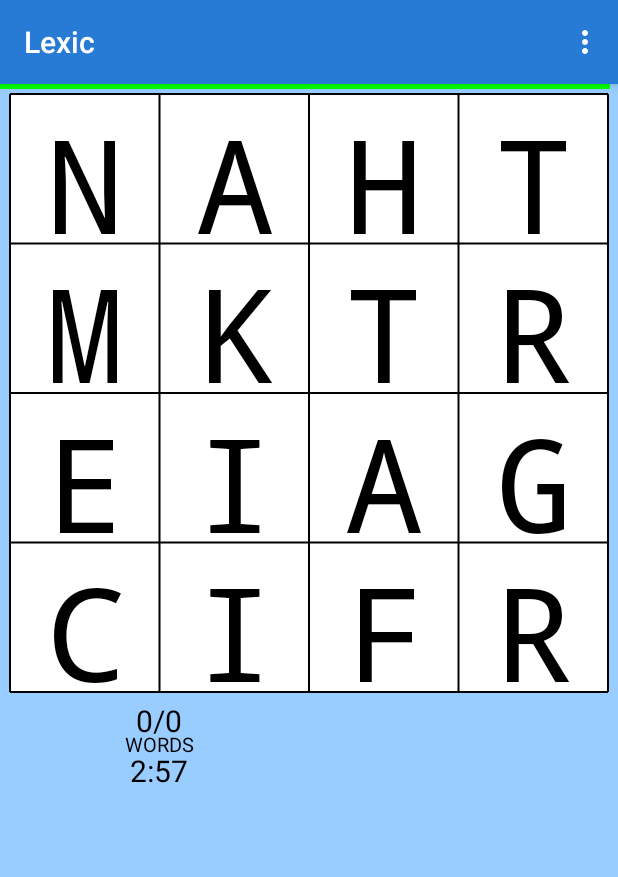
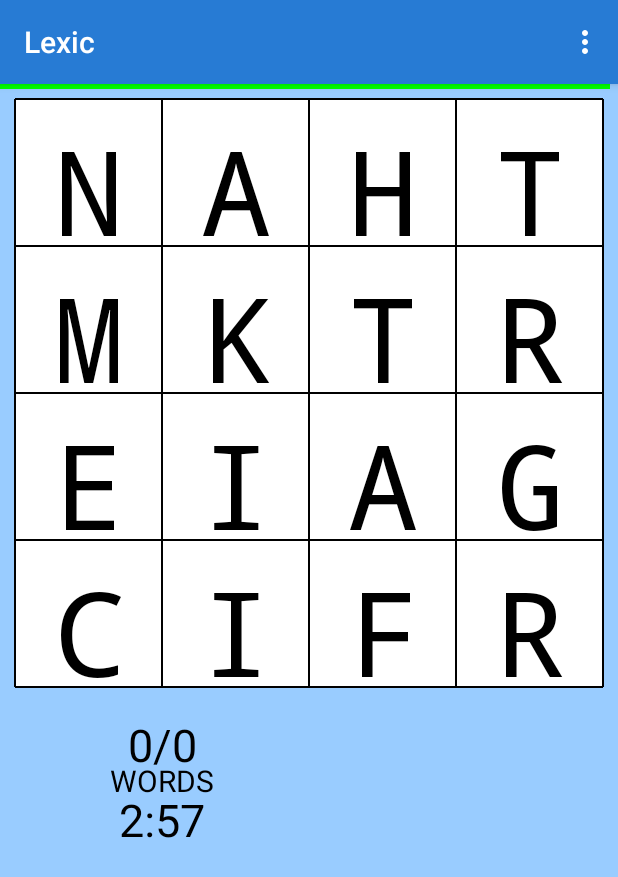
Before and after one commit to lexica/lexica, an Android app: the screen it shows after launch (PlayLexic), after a tap on "NEW GAME", on a phone screen of 412 x 824 dp. Shown: the top 877 px of the screen. Run offline under Robolectric (Android 15) with nearby library versions, the light colour scheme and no system bars; pictures from the network do not load.

Commit message:
Rendering game using devince independent pixel sizes.

```diff
--- a/app/src/main/java/net/healeys/lexic/PlayLexic.java
+++ b/app/src/main/java/net/healeys/lexic/PlayLexic.java
@@ -37,13 +37,10 @@ public class PlayLexic extends Activity implements Synchronizer.Finalizer {
 	private Synchronizer synch;
 	private Game game;
 
-	/** Called when the activity is first created. */
-    @Override
-    public void onCreate(Bundle savedInstanceState) {
-     	super.onCreate(savedInstanceState);
-		Log.d(TAG,"onCreate");
+	@Override
+	public void onCreate(Bundle savedInstanceState) {
+		super.onCreate(savedInstanceState);
 		if(savedInstanceState != null) {
-			Log.d(TAG,"restoring instance state");
 			try {
 				restoreGame(savedInstanceState);
 			} catch (Exception e) {
@@ -55,15 +52,10 @@ public class PlayLexic extends Activity implements Synchronizer.Finalizer {
 			String action = getIntent().getAction();
 			switch (action) {
 				case "net.healeys.lexic.action.RESTORE_GAME":
-					Log.d(TAG, "restoring game");
 					restoreGame();
 					break;
 				case "net.healeys.lexic.action.NEW_GAME":
-					Log.d(TAG, "starting new game");
 					newGame();
-					break;
-				default:
-					Log.d(TAG, "Whoa there, friend!");
 					break;
 			}
 		} catch (Exception e) {
@@ -73,17 +65,13 @@ public class PlayLexic extends Activity implements Synchronizer.Finalizer {
 
 	@Override
 	public boolean onCreateOptionsMenu(Menu menu) {
-		// Log.d(TAG,"onCreateOptionsMenu");
 		MenuInflater inflater = getMenuInflater();
 		inflater.inflate(R.menu.game_menu, menu);
-
 		return true;
 	}
 
 	@Override
 	public boolean onOptionsItemSelected(MenuItem item) {
-		// Log.d(TAG,"onOptionsItemSelected");
-
 		switch(item.getItemId()) {
 			case R.id.rotate:
 				game.rotateBoard();
@@ -106,10 +94,8 @@ public class PlayLexic extends Activity implements Synchronizer.Finalizer {
 
 	private void newGame() {
 		game = new Game(this);
-		Log.d(TAG,"created game");
 
 		LexicView lv = new LexicView(this,game);
-		Log.d(TAG,"created view="+lv);
 
 		if(synch != null) {
 			synch.abort();
@@ -125,19 +111,12 @@ public class PlayLexic extends Activity implements Synchronizer.Finalizer {
 		setContentView(lv,lp);
 		lv.setKeepScreenOn(true);
 		lv.setFocusableInTouchMode(true);
-
-		// Log.d(TAG,"set view");
-		// Log.d(TAG,"newGame ends");
 	}
 
 	private void restoreGame() {
-		SharedPreferences prefs = getSharedPreferences("prefs_game_file",
-			MODE_PRIVATE);
-
+		SharedPreferences prefs = getSharedPreferences("prefs_game_file",MODE_PRIVATE);
 		clearSavedGame();
-
 		game = new Game(this,prefs);
-
 		restoreGame(game);
 	}
 
@@ -148,11 +127,7 @@ public class PlayLexic extends Activity implements Synchronizer.Finalizer {
 	}
 
 	private void restoreGame(Game game) {
-
-		Log.d(TAG,"restored game");
-
 		LexicView lv = new LexicView(this,game);
-		Log.d(TAG,"created view="+lv);
 
 		if(synch != null) {
 			synch.abort();
@@ -168,17 +143,11 @@ public class PlayLexic extends Activity implements Synchronizer.Finalizer {
 		setContentView(lv,lp);
 		lv.setKeepScreenOn(true);
 		lv.setFocusableInTouchMode(true);
-
-		// Log.d(TAG,"set view");
-
-		// Log.d(TAG,"restoreGame ends");
 	}
 
 	private void saveGame() {
 		if(game.getStatus() == Game.GameStatus.GAME_RUNNING) {
-			// Log.d(TAG,"Saving");
-			SharedPreferences prefs = getSharedPreferences(
-					"prefs_game_file", MODE_PRIVATE);
+			SharedPreferences prefs = getSharedPreferences("prefs_game_file", MODE_PRIVATE);
 			game.pause();
 
 			SharedPreferences.Editor preferenceEditor = prefs.edit();
@@ -190,7 +159,6 @@ public class PlayLexic extends Activity implements Synchronizer.Finalizer {
 
 	private void saveGame(Bundle state) {
 		if(game.getStatus() == Game.GameStatus.GAME_RUNNING) {
-			// Log.d(TAG,"Saving");
 			game.pause();
 			game.save(state);
 		}
@@ -198,33 +166,27 @@ public class PlayLexic extends Activity implements Synchronizer.Finalizer {
 
 	public void onPause() {
 		super.onPause();
-		Log.d(TAG,"Pausing");
 		synch.abort();
 		saveGame();
 	}
 
 	public void onResume() {
 		super.onResume();
-		Log.d(TAG,"onResume:"+game+","+synch);
 		if(game == null) newGame();
 
 		switch(game.getStatus()) {
 			case GAME_STARTING:
-				Log.d(TAG,"onResume: GAME_STARTING");
 				game.start();
 				synch.start();
 			break;
 			case GAME_PAUSED:
-				Log.d(TAG,"onResume: GAME_PAUSED");
 				game.unpause();
 				synch.start();
 			break;
 			case GAME_FINISHED:
-				Log.d(TAG,"onResume: GAME_FINISHED");
 				score();
 			break;
 		}
-		Log.d(TAG,"onResume finished");
 	}
 
 	public void doFinalEvent() {
@@ -232,8 +194,7 @@ public class PlayLexic extends Activity implements Synchronizer.Finalizer {
 	}
 
 	private void clearSavedGame() {
-		SharedPreferences prefs = getSharedPreferences("prefs_game_file",
-			MODE_PRIVATE);
+		SharedPreferences prefs = getSharedPreferences("prefs_game_file",MODE_PRIVATE);
 
 		SharedPreferences.Editor editor = prefs.edit();
 		editor.putBoolean("activeGame",false);
@@ -242,8 +203,6 @@ public class PlayLexic extends Activity implements Synchronizer.Finalizer {
 	}
 
 	private void score() {
-		// Log.d(TAG,"Finishing");
-
 		synch.abort();
 		clearSavedGame();
 
@@ -258,20 +217,9 @@ public class PlayLexic extends Activity implements Synchronizer.Finalizer {
 		finish();
 	}
 
-	public void onStop() {
-		super.onStop();
-		// Log.d(TAG,"onStop()");
-	}
-
-	public void onDestroy() {
-		super.onDestroy();
-		// Log.d(TAG,"onDestroy()"+isFinishing());
-	}
-
 	@Override
 	protected void onSaveInstanceState(Bundle outState) {
 		super.onSaveInstanceState(outState);
-		Log.d(TAG,"onSaveInstanceState");
 		saveGame(outState);
 	}
 
--- a/app/src/main/java/net/healeys/lexic/view/LexicView.java
+++ b/app/src/main/java/net/healeys/lexic/view/LexicView.java
@@ -17,6 +17,7 @@
 
 package net.healeys.lexic.view;
 
+import net.healeys.lexic.R;
 import net.healeys.lexic.game.Game;
 import net.healeys.lexic.Synchronizer;
 
@@ -24,7 +25,6 @@ import android.content.Context;
 import android.graphics.Canvas;
 import android.graphics.Paint;
 import android.graphics.Typeface;
-import android.util.Log;
 import android.view.MotionEvent;
 import android.view.View;
 import android.view.KeyEvent;
@@ -32,10 +32,12 @@ import android.view.KeyEvent;
 import java.util.LinkedList;
 import java.util.ListIterator;
 
-public class LexicView extends View implements Synchronizer.Event,
-	Game.RotateHandler {
+public class LexicView extends View implements Synchronizer.Event, Game.RotateHandler {
+
+	@SuppressWarnings("unused")
 	protected static final String TAG = "LexicView";
-	public static final int PADDING = 10;
+
+	public final int paddingSize;
 	public static final int REDRAW_FREQ = 10;
 
 	private final FingerTracker mFingerTracker;
@@ -48,6 +50,10 @@ public class LexicView extends View implements Synchronizer.Event,
 	private int height;
 	private int gridsize;
 	private float boxsize;
+
+	private final int textSizeSmall;
+	private final int textSizeNormal;
+	private final int textSizeLarge;
 
 	private final int boardWidth;
 	private String currentWord;
@@ -66,6 +72,11 @@ public class LexicView extends View implements Synchronizer.Event,
 		timeRemaining = 0;
 		redrawCount = 1;
 
+		paddingSize = getResources().getDimensionPixelSize(R.dimen.padding);
+		textSizeSmall = getResources().getDimensionPixelSize(R.dimen.textSizeSmall);
+		textSizeNormal = getResources().getDimensionPixelSize(R.dimen.textSizeNormal);
+		textSizeLarge = getResources().getDimensionPixelSize(R.dimen.textSizeLarge);
+
 		p = new Paint();
 		p.setTextAlign(Paint.Align.CENTER);
 		p.setAntiAlias(true);
@@ -77,25 +88,21 @@ public class LexicView extends View implements Synchronizer.Event,
 	}
 
 	private void setDimensions(int w, int h) {
-		// Log.d(TAG,"setDimensions:"+w+","+h);
-
 		width = w;
 		height = h;
 
-		gridsize = Math.min(width,height) - 2*PADDING;
+		gridsize = Math.min(width,height) - 2* paddingSize;
 		boxsize = ((float) gridsize) / boardWidth;
 
-		// Log.d(TAG,"gridsize:"+gridsize);
-
 		if(mFingerTracker != null) {
-			mFingerTracker.boundBoard(PADDING+gridsize,PADDING+gridsize);
+			mFingerTracker.boundBoard(paddingSize +gridsize, paddingSize +gridsize);
 		}
 	}
 
 	private void drawBoard(Canvas canvas) {
 		// Draw white box
-		p.setARGB(255,255,255,255);
-		canvas.drawRect(PADDING,PADDING,gridsize+PADDING,gridsize+PADDING,p);
+		p.setARGB(255, 255, 255, 255);
+		canvas.drawRect(paddingSize, paddingSize, gridsize + paddingSize, gridsize + paddingSize, p);
 
 		// Draw touched boxes
 		p.setARGB(255,255,255,0);
@@ -103,30 +110,30 @@ public class LexicView extends View implements Synchronizer.Event,
 			if(((1<<i)&highlighted) == 0) continue;
 			int x = i % game.getBoard().getWidth();
 			int y = i / game.getBoard().getWidth();
-			float left = PADDING + boxsize * x;
-			float top = PADDING + boxsize * y;
-			float right = PADDING + boxsize * (x+1);
-			float bottom = PADDING + boxsize * (y+1);
-			canvas.drawRect(left,top,right,bottom,p);
+			float left = paddingSize + boxsize * x;
+			float top = paddingSize + boxsize * y;
+			float right = paddingSize + boxsize * (x+1);
+			float bottom = paddingSize + boxsize * (y+1);
+			canvas.drawRect(left, top, right, bottom, p);
 		}
 
 		// Draw grid
 		p.setARGB(255,0,0,0);
-		for(float i=PADDING;i<=PADDING+gridsize;i+=boxsize) {
-			canvas.drawLine(i,PADDING,i,gridsize+PADDING,p);
-			canvas.drawLine(PADDING,i,gridsize+PADDING,i,p);
+		for(float i= paddingSize;i<= paddingSize +gridsize;i+=boxsize) {
+			canvas.drawLine(i, paddingSize,i,gridsize+ paddingSize,p);
+			canvas.drawLine(paddingSize,i,gridsize+ paddingSize,i,p);
 		}
 
-		p.setARGB(255,0,0,0);
-		p.setTextSize(boxsize-20);
+		p.setARGB(255, 0, 0, 0);
+		p.setTextSize(boxsize-textSizeNormal);
 		p.setTextAlign(Paint.Align.CENTER);
 
 		p.setTypeface(Typeface.MONOSPACE);
 		for(int x=0;x<boardWidth;x++) {
 			for(int y=0;y<boardWidth;y++) {
 				String txt = game.getBoard().elementAt(x,y);
-				canvas.drawText(txt,PADDING+x*boxsize+boxsize/2,
-					PADDING-10+(y+1)*boxsize,p);
+				canvas.drawText(txt, paddingSize +x*boxsize+boxsize/2,
+					paddingSize -10+(y+1)*boxsize,p);
 			}
 		}
 
@@ -141,35 +148,38 @@ public class LexicView extends View implements Synchronizer.Event,
 			p.setARGB(255,0,255,0);
 		}
 		for(int i=0;i<5;i++) {
-			canvas.drawLine(0,i,width*timeRemaining/game.getMaxTimeRemaining(),
-				i,p);
+			canvas.drawLine(0,i,width*timeRemaining/game.getMaxTimeRemaining(),i,p);
 		}
 	}
 
-	private void drawWordCount(Canvas canvas, int left, int top) {
+	private int drawWordCount(Canvas canvas, int left, int top) {
 		p.setTypeface(Typeface.SANS_SERIF);
-		p.setARGB(255,0,0,0);
+		p.setARGB(255, 0, 0, 0);
 
-		p.setTextSize(30);
-		canvas.drawText(""+game.getWordCount()+"/"+game.getMaxWordCount(),
-			left,top,p);
+		int topOfCount = top + paddingSize;
+		p.setTextSize(textSizeLarge);
+		canvas.drawText("" + game.getWordCount() + "/" + game.getMaxWordCount(), left, topOfCount, p);
 
-		p.setTextSize(20);
-		canvas.drawText("WORDS",left,top+20,p);
+		int topOfStaticText = topOfCount + textSizeNormal;
+
+		p.setTextSize(textSizeNormal);
+		canvas.drawText("WORDS",left,topOfStaticText,p);
+
+		return topOfStaticText + textSizeNormal;
 	}
 
 	private void drawWordList(Canvas canvas, int left, int top, int bottom) {
 		// draw current word
-		p.setTextSize(20);
+		p.setTextSize(textSizeNormal);
 		p.setARGB(255,0,0,0);
 		if(currentWord != null) {
 			canvas.drawText(currentWord,left,top,p);
 		}
 
 		// draw words
-		int pos = top+20;
+		int pos = top+textSizeNormal;
 		ListIterator<String> li = game.listIterator();
-		p.setTextSize(16);
+		p.setTextSize(textSizeSmall);
 
 		while(li.hasNext() && pos < bottom) {
 			String w = li.next();
@@ -179,11 +189,11 @@ public class LexicView extends View implements Synchronizer.Event,
 				p.setARGB(255,255,0,0);
 			}
 			canvas.drawText(w,left,pos,p);
-			pos += 16;
+			pos += textSizeSmall;
 		}
 	}
 
-	private void drawTextTimer(Canvas canvas, int left, int top) {
+	private int drawTextTimer(Canvas canvas, int left, int top) {
 		if(timeRemaining < 1000) {
 			p.setARGB(255,255,0,0);
 		} else if (timeRemaining < 3000) {
@@ -203,48 +213,50 @@ public class LexicView extends View implements Synchronizer.Event,
 			time += ""+ (secRemaining % 60);
 		}
 
-		p.setTextSize(30);
+		p.setTextSize(textSizeLarge);
 		canvas.drawText(time,left,top,p);
+
+		return top + textSizeLarge;
 	}
 
 	private void drawScoreLandscape(Canvas canvas) {
-		int textareatop = PADDING;
-		int textareaheight = height - 2*PADDING;
-		int textarealeft = 2*PADDING + gridsize;
-		int textareawidth = width - PADDING - textarealeft;
+		int textAreaTop = paddingSize;
+		int textAreaHeight = height - 2*paddingSize;
+		int textAreaLeft = 2*paddingSize + gridsize;
+		int textAreaWidth = width - paddingSize - textAreaLeft;
 
-		drawWordCount(canvas,textarealeft + textareawidth/2,
-			textareatop+30);
+		int paddedLeft = textAreaLeft + textAreaWidth / 2;
 
-		drawWordList(canvas, textarealeft + textareawidth/2, textareatop+110,
-			textareatop+textareaheight);
-
-		drawTextTimer(canvas,textarealeft + textareawidth/2,textareatop+80);
+		int bottomOfTimer = drawWordCountAndTimer(canvas, paddedLeft, textAreaTop);
+		drawWordList(canvas, paddedLeft, bottomOfTimer + paddingSize,textAreaTop + textAreaHeight);
 	}
 
 	private void drawScorePortrait(Canvas canvas) {
-		int textareatop = 2*PADDING + gridsize;
-		int textareaheight = height - PADDING - textareatop;
-		int textarealeft = PADDING;
-		int textareawidth = width - 2*PADDING;
+		int textAreaTop = 2 * paddingSize + gridsize;
+		int textAreaHeight = height - paddingSize - textAreaTop;
+		int textAreaLeft = paddingSize;
+		int textAreaWidth = width - 2* paddingSize;
 
 		p.setTypeface(Typeface.SANS_SERIF);
 
-		drawWordCount(canvas,textarealeft + textareawidth/4,
-			textareatop+30);
+		int paddedLeft = textAreaLeft + textAreaWidth / 4;
 
-		drawWordList(canvas, textarealeft + textareawidth*3/4, textareatop+20,
-			textareatop+textareaheight);
+		drawWordCountAndTimer(canvas, paddedLeft, textAreaTop);
+		drawWordList(canvas, textAreaLeft + textAreaWidth * 3 / 4, textAreaTop + textSizeNormal,textAreaTop+textAreaHeight);
 
-		drawTextTimer(canvas,textarealeft + textareawidth/4,textareatop+80);
+	}
 
+	private int drawWordCountAndTimer(Canvas canvas, int left, int top) {
+		int paddedTop = top + paddingSize * 3;
+		int bottomOfWordCount = drawWordCount(canvas, left, paddedTop);
+
+		int topOfTimer = bottomOfWordCount + paddingSize;
+		return drawTextTimer(canvas, left, topOfTimer);
 	}
 
 	@Override
 	public void onDraw(Canvas canvas) {
-		// Log.d(TAG,"onDraw starts, canvas="+canvas);
 		setDimensions(getMeasuredWidth(),getMeasuredHeight());
-		// Log.d(TAG, "onDraw:"+width+","+height);
 
 		canvas.drawRGB(0x99,0xcc,0xff);
 
@@ -258,12 +270,10 @@ public class LexicView extends View implements Synchronizer.Event,
 		} else {
 			drawScorePortrait(canvas);
 		}
-		// Log.d(TAG,"onDraw stops");
 	}
 
 	@Override
 	public boolean onTouchEvent(MotionEvent event) {
-		// Log.d(TAG,"onTouchEvent() starts");
 		if(mFingerTracker == null) return false;
 		int action = event.getAction();
 		switch(action) {
@@ -277,28 +287,22 @@ public class LexicView extends View implements Synchronizer.Event,
 		}
 
 		redraw();
-		// Log.d(TAG,"onTouchEvent() ends");
 		return true;
 	}
 
 	@Override
 	public boolean onKeyDown (int keyCode, KeyEvent event) {
 		if(keyCode >= KeyEvent.KEYCODE_A && keyCode <= KeyEvent.KEYCODE_Z) {
-			Log.d(TAG,"Letter Press:"+keyCode);
 			mKeyboardTracker.processLetter(keyCode-KeyEvent.KEYCODE_A);
 		} else if (keyCode == KeyEvent.KEYCODE_SPACE ||
 			keyCode == KeyEvent.KEYCODE_ENTER) {
-			Log.d(TAG,"Enter or Space:"+keyCode);
 			mKeyboardTracker.reset();
-		} else {
-			Log.d(TAG,"Ignoring Key:"+keyCode);
 		}
 
 		return false;
 	}
 
 	public void redraw() {
-		// Log.d(TAG,"redraw()");
 		redrawCount = REDRAW_FREQ;
 		invalidate();
 	}
@@ -346,7 +350,6 @@ public class LexicView extends View implements Synchronizer.Event,
 		}
 
 		private void reset() {
-			// Log.d(TAG,"RESET");
 			for(int i=0;i<touched.length;i++) {
 				touched[i] = -1;
 			}
@@ -398,16 +401,12 @@ public class LexicView extends View implements Synchronizer.Event,
 			int box = x+boardWidth*y;
 			mKeyboardTracker.reset();
 
-			// Log.d(TAG,"Box:"+x+","+y+"="+box);
-
 			if(touching < 0) {
 				touching = (byte) box;
 				countTouch();
 			} else if(touching != box && canTouch(box)) {
 				touching = (byte) box;
 			}
-
-			// Log.d(TAG,"Touching:"+touching);
 		}
 
 		private boolean nearCenter(int x, int y, int bx, int by) {
@@ -422,8 +421,8 @@ public class LexicView extends View implements Synchronizer.Event,
 		}
 
 		void boundBoard(int w, int h) {
-			left = PADDING;
-			top = PADDING;
+			left = paddingSize;
+			top = paddingSize;
 			width = w;
 			height = h;
 
@@ -450,8 +449,6 @@ public class LexicView extends View implements Synchronizer.Event,
 				game.addWord(s);
 				currentWord = null;
 			}
-
-			// Log.d(TAG,s);
 
 			reset();
 		}
@@ -499,8 +496,6 @@ public class LexicView extends View implements Synchronizer.Event,
 
 			if(((1<<letter)&acceptableKeys)==0) return;
 
-			Log.d(TAG,"acceptableKeys:"+acceptableKeys);
-
 			LinkedList<State> subStates = new LinkedList<>();
 			acceptableKeys = 0;
 			ListIterator<State> iter = states.listIterator();
@@ -543,8 +538,7 @@ public class LexicView extends View implements Synchronizer.Event,
 				for(int i=0;i<game.getBoard().getSize();i++) {
 					int posbit = 1<<i;
 					if((posbit&possible)==0) continue;
-					possibleStates.add(new State(game.getBoard().valueAt(i),
-						i,selected|posbit));
+					possibleStates.add(new State(game.getBoard().valueAt(i),i,selected|posbit));
 					ret |= 1<<game.getBoard().valueAt(i);
 				}
 
--- /dev/null
+++ b/app/src/main/res/values/sizes.xml
@@ -0,0 +1,7 @@
+<?xml version="1.0" encoding="utf-8"?>
+<resources>
+    <dimen name="padding">10dp</dimen>
+    <dimen name="textSizeSmall">16sp</dimen>
+    <dimen name="textSizeNormal">20sp</dimen>
+    <dimen name="textSizeLarge">30sp</dimen>
+</resources>
```
